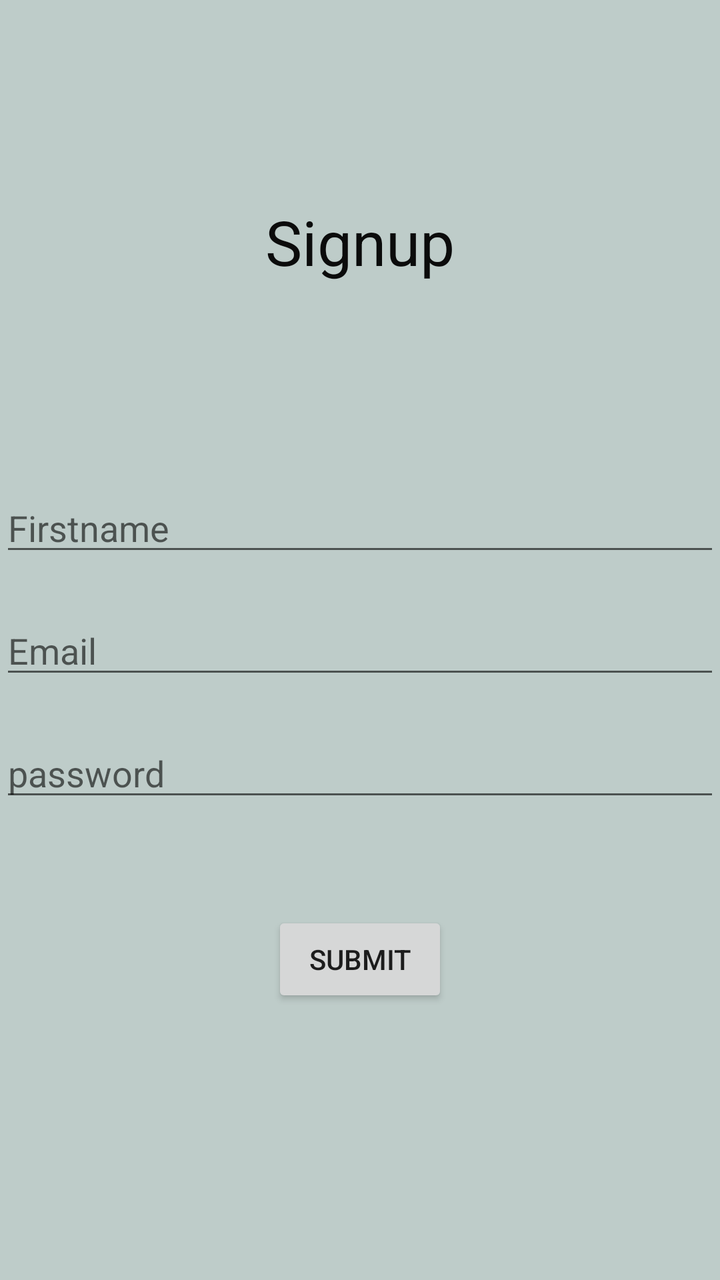
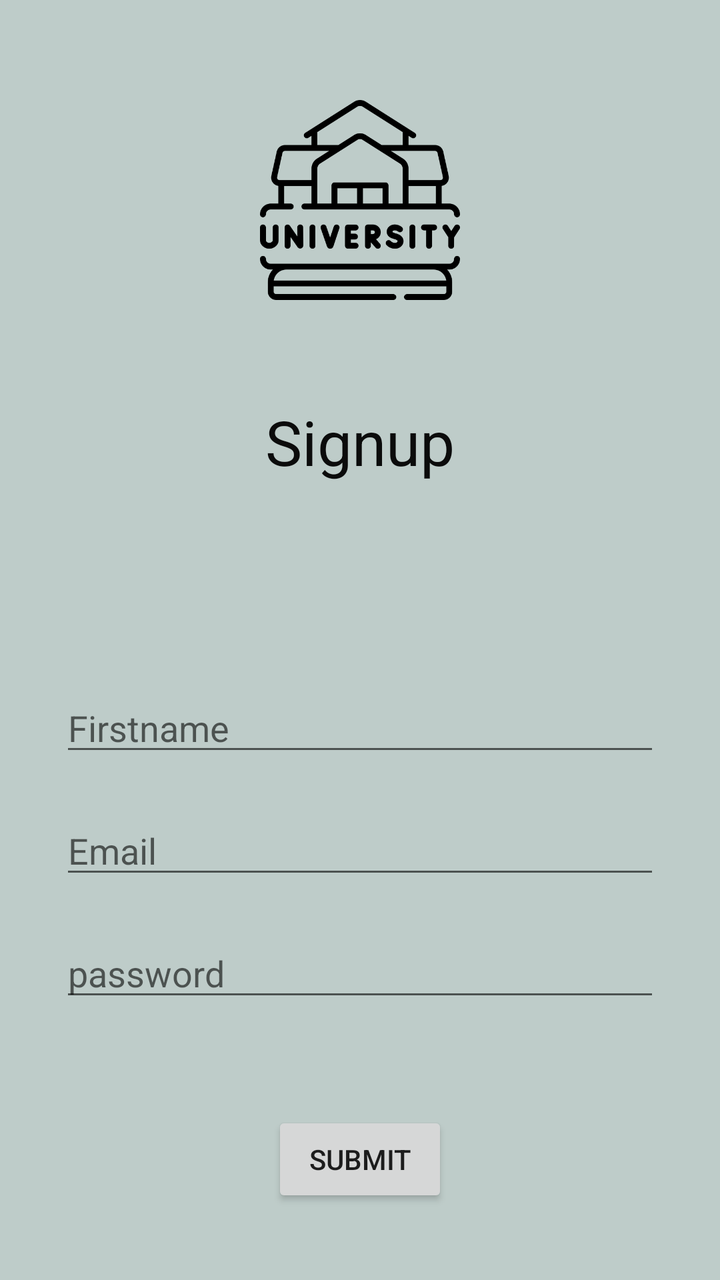

Screens rendered from an Android XML layout before and after an edit, with the pre-edit source and the edit as a unified diff.
<!-- AndroidManifest.xml: application theme Theme.Android26_Sunday_3 -->
<!-- res/layout/activity_signup.xml -->
<?xml version="1.0" encoding="utf-8"?>
<RelativeLayout xmlns:android="http://schemas.android.com/apk/res/android"
    xmlns:app="http://schemas.android.com/apk/res-auto"
    xmlns:tools="http://schemas.android.com/tools"
    android:id="@+id/main"
    android:layout_width="match_parent"
    android:layout_height="match_parent"
    tools:context=".SignupActivity"
    android:background="#BECCC9"
    >

     <TextView
         android:layout_width="wrap_content"
         android:layout_height="wrap_content"
         android:id="@+id/tvSignupTitle"
         android:text="Signup"
         android:textSize="15pt"
         android:layout_centerHorizontal="true"
         android:layout_marginTop="100dp"
         android:textColor="#0B0B0B"
         />

     <EditText
         android:layout_width="match_parent"
         android:layout_height="wrap_content"
         android:id="@+id/edtSignupFirstName"
         android:layout_below="@id/tvSignupTitle"
         android:hint="Firstname"
         android:layout_marginTop="100dp"
         />

        <EditText
            android:layout_width="match_parent"
            android:layout_height="wrap_content"
            android:id="@+id/edtSignupEmail"
            android:layout_below="@id/edtSignupFirstName"
            android:hint="Email"
            android:layout_marginTop="20dp"
            />

        <EditText
            android:layout_width="match_parent"
            android:layout_height="wrap_content"
            android:id="@+id/edtSignupPassword"
            android:layout_below="@id/edtSignupEmail"
            android:layout_marginTop="20dp"
            android:hint="password"
            android:inputType="textPassword"
            />

        <Button
            android:layout_width="wrap_content"
            android:layout_height="wrap_content"
            android:id="@+id/btnSignupSubmit"
            android:text="Submit"
            android:layout_below="@id/edtSignupPassword"
            android:layout_centerHorizontal="true"
            android:layout_marginTop="50dp"
            />

</RelativeLayout>
<!-- resources referenced by this layout -->
<resources>
  <style name="Theme.Android26_Sunday_3" parent="Theme.MaterialComponents.DayNight.DarkActionBar">
          
          <item name="colorPrimary">@color/purple_500</item>
          <item name="colorPrimaryVariant">@color/purple_700</item>
          <item name="colorOnPrimary">@color/white</item>
          
          <item name="colorSecondary">@color/teal_200</item>
          <item name="colorSecondaryVariant">@color/teal_700</item>
          <item name="colorOnSecondary">@color/black</item>
          
          <item name="android:statusBarColor">?attr/colorPrimaryVariant</item>
          
      </style>
  <color name="purple_500">#FF6200EE</color>
  <color name="purple_700">#FF3700B3</color>
  <color name="white">#FFFFFFFF</color>
  <color name="teal_200">#FF03DAC5</color>
  <color name="teal_700">#FF018786</color>
  <color name="black">#FF000000</color>
</resources>

<!-- the commit's change to res/layout/activity_signup.xml (unified diff, before → after) -->
@@ -9,6 +9,16 @@
     android:background="#BECCC9"
     >
 
+
+    <ImageView
+        android:layout_width="100dp"
+        android:layout_height="100dp"
+        android:id="@+id/imgSignupLogo"
+        android:src="@drawable/university"
+        android:layout_centerHorizontal="true"
+        android:layout_marginTop="50dp"
+        />
+
      <TextView
          android:layout_width="wrap_content"
          android:layout_height="wrap_content"
@@ -16,8 +26,9 @@
          android:text="Signup"
          android:textSize="15pt"
          android:layout_centerHorizontal="true"
-         android:layout_marginTop="100dp"
+         android:layout_marginTop="50dp"
          android:textColor="#0B0B0B"
+         android:layout_below="@id/imgSignupLogo"
          />
 
      <EditText
@@ -27,6 +38,8 @@
          android:layout_below="@id/tvSignupTitle"
          android:hint="Firstname"
          android:layout_marginTop="100dp"
+         android:layout_marginStart="30dp"
+         android:layout_marginEnd="30dp"
          />
 
         <EditText
@@ -36,6 +49,9 @@
             android:layout_below="@id/edtSignupFirstName"
             android:hint="Email"
             android:layout_marginTop="20dp"
+            android:layout_marginStart="30dp"
+            android:layout_marginEnd="30dp"
+
             />
 
         <EditText
@@ -46,6 +62,9 @@
             android:layout_marginTop="20dp"
             android:hint="password"
             android:inputType="textPassword"
+            android:layout_marginStart="30dp"
+            android:layout_marginEnd="30dp"
+
             />
 
         <Button
<!-- resource entries referenced after the edit -->
@@ -1,6 +1,7 @@
 <!-- resources referenced by this layout -->
 <resources>
-  <style name="Theme.Android26_Sunday_3" parent="Theme.MaterialComponents.DayNight.DarkActionBar">
+  <!-- drawable university: png bitmap (drawable, 17354 bytes) -->
+  <style name="Theme.Android26_Sunday_3" parent="Theme.MaterialComponents.DayNight.NoActionBar">
           
           <item name="colorPrimary">@color/purple_500</item>
           <item name="colorPrimaryVariant">@color/purple_700</item>
